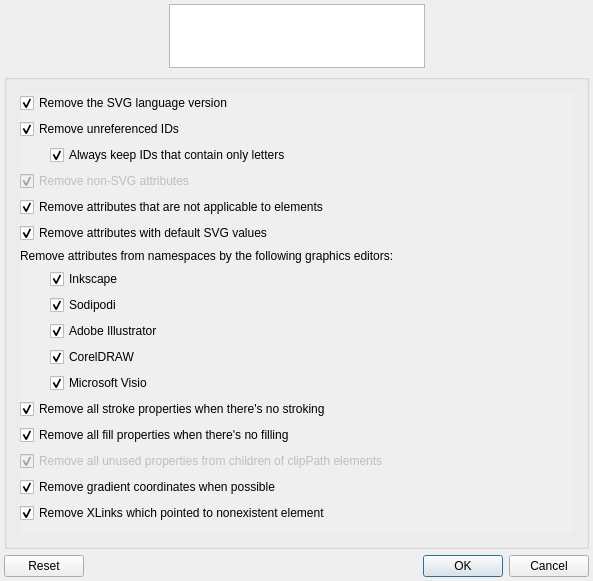
Old version of the form src/gui/wizarddialog.ui in the repository RazrFalcon/svgcleaner.
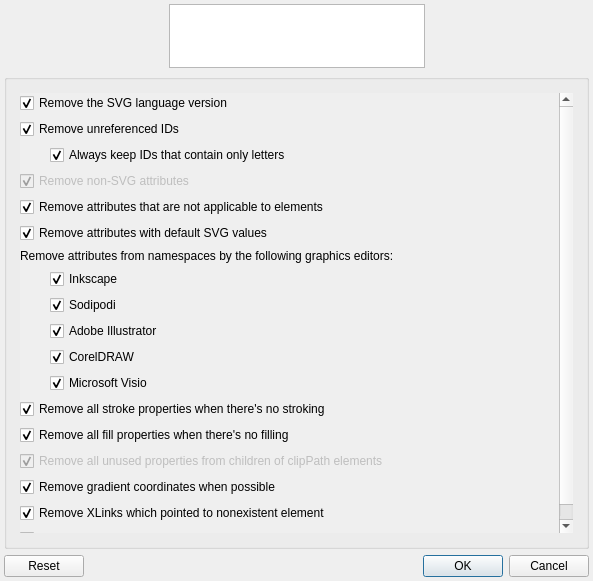
New version of the form. The open tabs and pages were chosen to show the change. Custom widgets are drawn as their Qt base class.

Commit message: Added a new function: "Group elements by style properties". + ~2% to average cleaning value and + ~10% for files, that are contains many similar elements and styles. Fixed processing of --version flag. Fixed prolog removing. Fixed style attributes grouping to one attribute. Fixed removing of xmlns:xlink extension. Many small fixes.

What changed in the file:
```diff
--- a/src/gui/wizarddialog.ui
+++ b/src/gui/wizarddialog.ui
@@ -1339,6 +1339,19 @@
                 </property>
                </widget>
               </item>
+              <item>
+               <widget class="QCheckBox" name="chBoxGroupByStyle">
+                <property name="accessibleName">
+                 <string notr="true">skip-style-group</string>
+                </property>
+                <property name="text">
+                 <string>Group elements by style properties</string>
+                </property>
+                <property name="checked">
+                 <bool>true</bool>
+                </property>
+               </widget>
+              </item>
               <item>
                <spacer name="verticalSpacer_3">
                 <property name="accessibleName">
```
Left out of the diff: 4 changed lines with no effect on the pictures. The commit also changes 16 other files.
